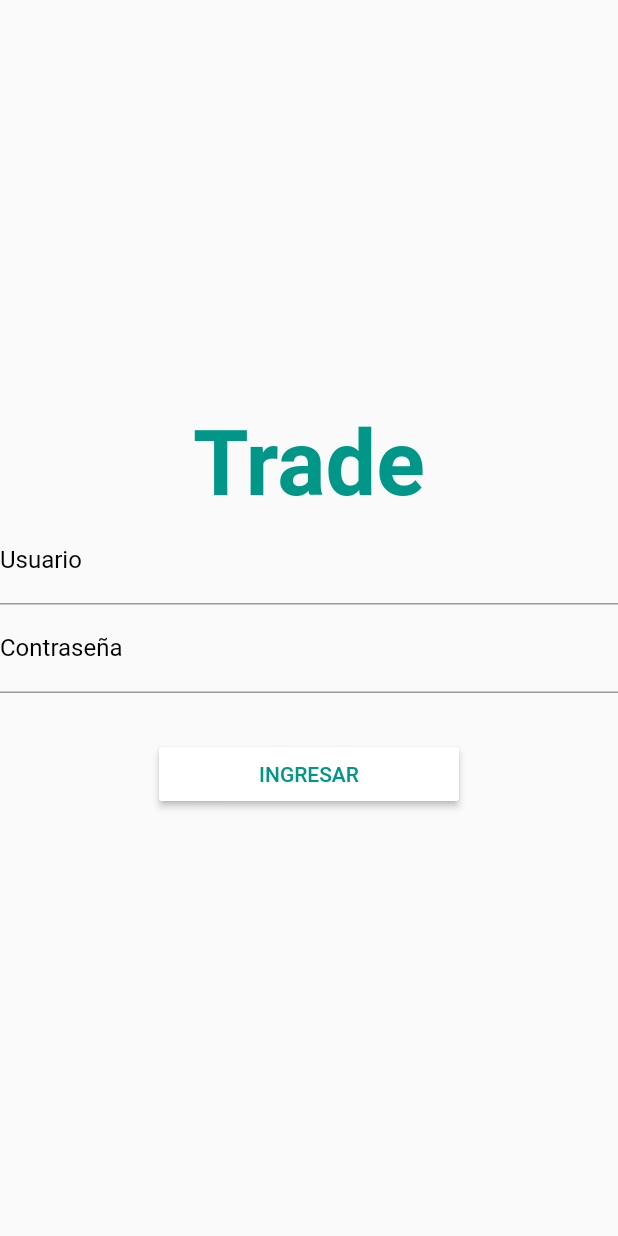
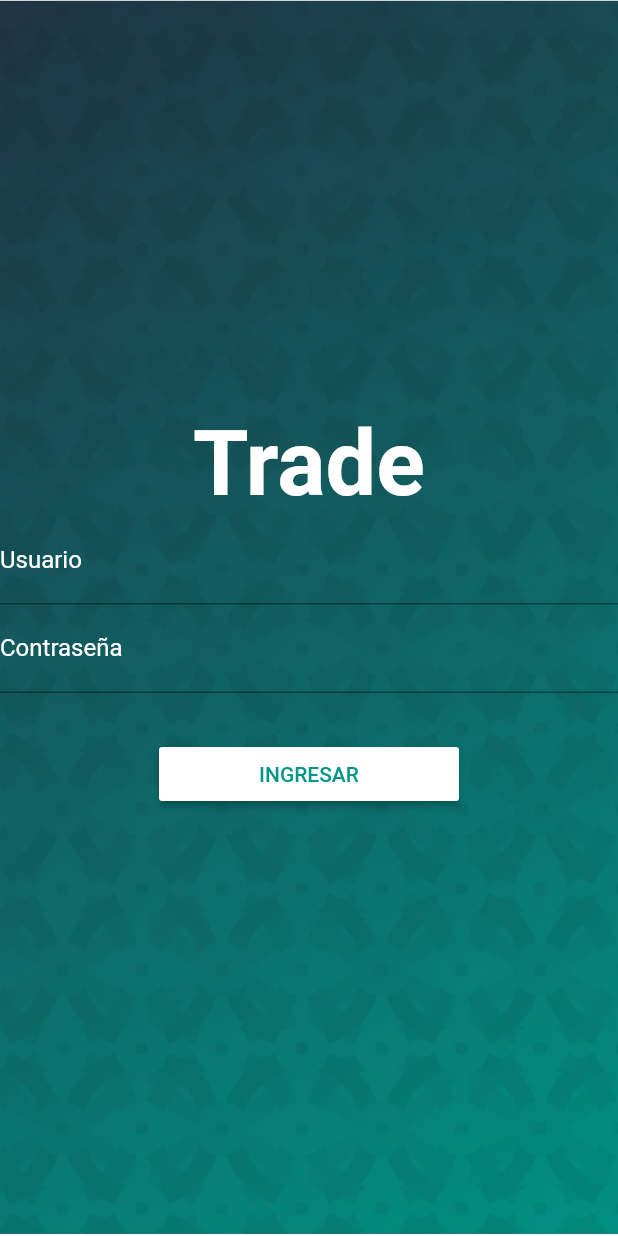
Before and after one commit to Amilcar34/trade_app, a Flutter app: the screen it shows after launch, on a phone screen of 412 x 824 dp. Run offline on Flutter 3.47's test engine with Material 2 defaults, Android fonts, the phone set to English and light mode, and no system bars; missing offline and left inert: validate; Roboto replaces fonts that are missing (Merriweather).

Commit message:
login con fondo y llamada de servicio

```diff
--- a/lib/login.dart
+++ b/lib/login.dart
@@ -11,7 +11,7 @@ class _LoginState extends State<Login> {
   @override
   Widget build(BuildContext context) {
     final GlobalKey<FormState> _formKey = GlobalKey<FormState>();
-    final white = new TextStyle(color: Colors.black);
+    final white = new TextStyle(color: Colors.white);
     return new Form(
       key: _formKey,
       child: new Column(
@@ -21,7 +21,7 @@ class _LoginState extends State<Login> {
         children: <Widget>[
           new Text('Trade',
             style: new TextStyle(fontSize:60.0,
-                color: Colors.teal,
+                color: Colors.white,
                 fontWeight: FontWeight.w600,
                 fontFamily: "Merriweather"
             ),
--- a/lib/main.dart
+++ b/lib/main.dart
@@ -8,7 +8,15 @@ class MyApp extends StatelessWidget {
   @override
   Widget build(BuildContext context) {
     Scaffold scaffold = new Scaffold(
-      body: Login(),
+      body: new Container(
+          decoration: new BoxDecoration(
+            image: new DecorationImage(
+              image: new AssetImage("assets/login.jpeg"),
+              fit: BoxFit.cover,
+            ),
+          ),
+          child:Login(),
+    ),
     );
     MaterialApp materialApp = MaterialApp(
       home: scaffold,
```
